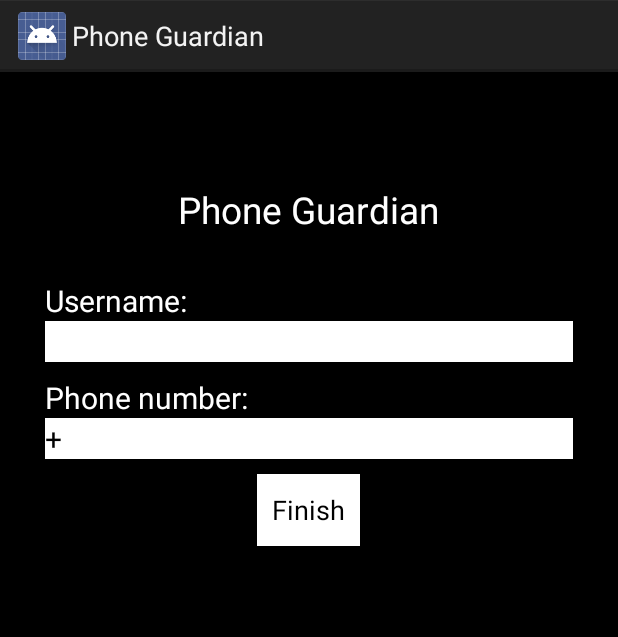
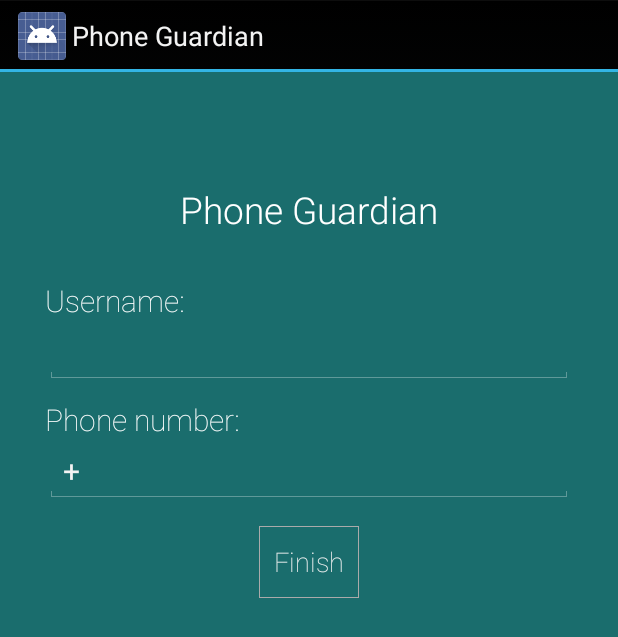
Before and after one commit to PhoneGuardian/CitizenApp, an Android app: the screen it shows after launch (RegisterActivity), on a phone screen of 412 x 824 dp. Shown: the top 637 px of the screen. Run offline under Robolectric (Android 15) with nearby library versions, the phone set to English and light mode, and no system bars.

Commit message:
Redesign registerActivity.xml and set Theme.Holo as default for androif v11 and newer

```diff
--- /dev/null
+++ b/app/src/main/res/drawable-hdpi/border_white.xml
@@ -0,0 +1,5 @@
+<?xml version="1.0" encoding="utf-8"?>
+<shape xmlns:android="http://schemas.android.com/apk/res/android" android:shape="rectangle" >
+
+    <stroke android:width="0.5dip" android:color="#aaaaaa"/>
+</shape>
--- a/app/src/main/res/layout/alert_activity.xml
+++ b/app/src/main/res/layout/alert_activity.xml
@@ -13,8 +13,8 @@
         android:layout_gravity="center"
         android:text="@string/app_name"
         android:textSize="30sp"
-        android:fontFamily="serif"
-        android:textColor="@color/black"
+        android:fontFamily="sans-serif-thin"
+        android:textColor="@color/white"
         android:paddingBottom="40sp"
         android:paddingTop="20sp"
         />
--- a/app/src/main/res/layout/register_actvity.xml
+++ b/app/src/main/res/layout/register_actvity.xml
@@ -2,7 +2,7 @@
     android:layout_width="fill_parent"
     android:layout_height="fill_parent"
     android:orientation="horizontal"
-    android:background="@color/black"
+    android:background="@color/background_color"
     android:fillViewport="true"
     >
 
@@ -23,6 +23,7 @@
             android:textSize="24.5sp"
             android:text="@string/app_name"
             android:textColor="@color/white"
+            android:fontFamily="sans-serif-light"
             />
 
         <TextView
@@ -31,6 +32,7 @@
             android:text="@string/username"
             android:textSize="20sp"
             android:textColor="@color/white"
+            android:fontFamily="sans-serif-thin"
             />
 
         <EditText
@@ -40,8 +42,6 @@
             android:layout_gravity="center"
             android:textSize="20sp"
             android:id="@+id/et_login_username"
-            android:background="@color/white"
-            android:textColor="@color/black"
             />
 
         <TextView
@@ -50,6 +50,7 @@
             android:text="@string/phone_num"
             android:textSize="20sp"
             android:textColor="@color/white"
+            android:fontFamily="sans-serif-thin"
             />
 
         <EditText
@@ -59,10 +60,7 @@
             android:textSize="20sp"
             android:id="@+id/et_register_phone_num"
             android:inputType="phone"
-            android:background="@color/white"
-            android:textColor="@color/black"
             />
-
 
 
         <Button
@@ -71,9 +69,10 @@
             android:layout_gravity="center"
             android:id="@+id/btn_finished"
             android:text="@string/finish"
-            android:background="@color/white"
-            android:layout_marginTop="10sp"
+            android:layout_marginTop="15sp"
             android:padding="10dp"
+            android:fontFamily="sans-serif-thin"
+            android:background="@drawable/border_white"
             />
     </LinearLayout>
 
--- a/app/src/main/res/values-v11/styles.xml
+++ b/app/src/main/res/values-v11/styles.xml
@@ -8,4 +8,7 @@
         <!-- API 11 theme customizations can go here. -->
     </style>
 
+    <style name="AppTheme"  parent="@android:style/Theme.Holo">
+        <!-- All customizations that are NOT specific to a particular API-level can go here. -->
+    </style>
 </resources>
```
